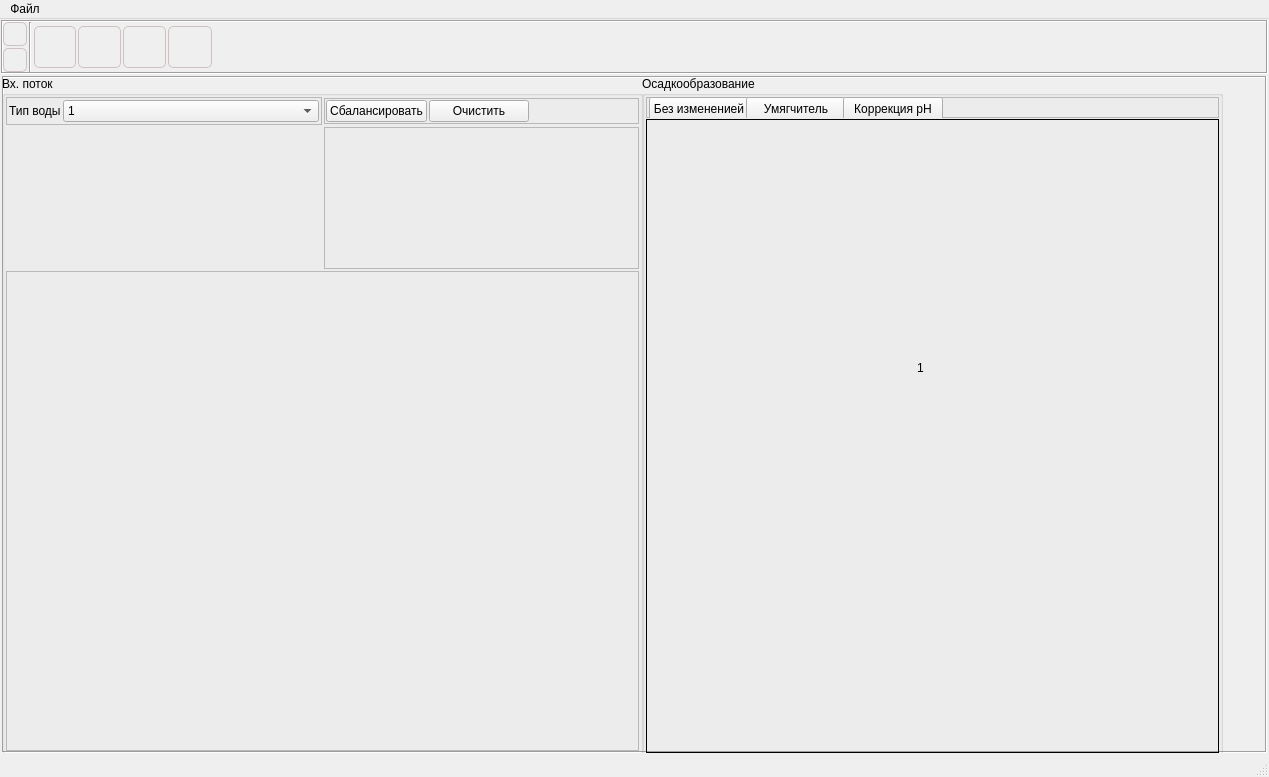
Above: NanotechPRO/nanotechpro.ui from Mik2203/NanotechPRO before the change. Below: the same form after it.
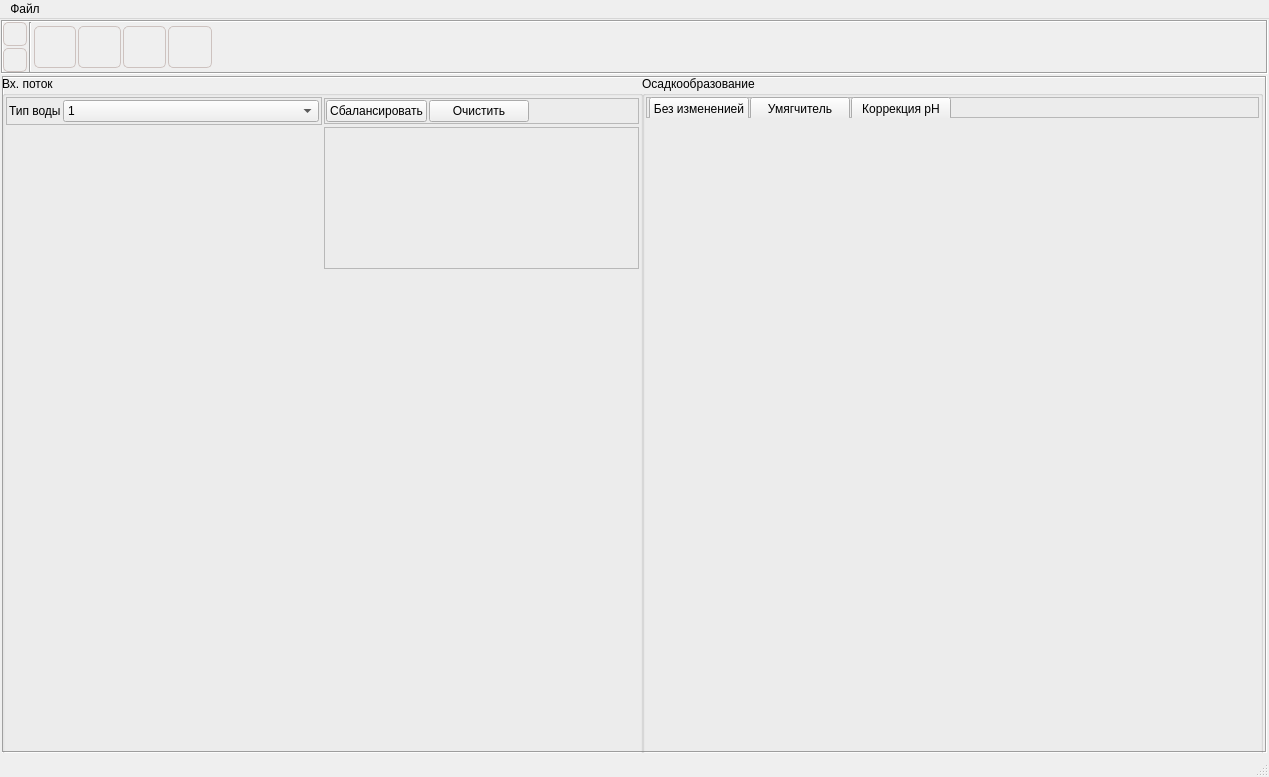
That is the form after the change. Icons and pictures are not drawn.

The edit to the form file:
```diff
--- a/NanotechPRO/nanotechpro.ui
+++ b/NanotechPRO/nanotechpro.ui
@@ -792,7 +792,7 @@
                 <item row="0" column="0">
                  <widget class="QFrame" name="fr_stackedW_page_0">
                   <property name="frameShape">
-                   <enum>QFrame::StyledPanel</enum>
+                   <enum>QFrame::NoFrame</enum>
                   </property>
                   <property name="frameShadow">
                    <enum>QFrame::Raised</enum>
@@ -827,7 +827,7 @@
             <rect>
              <x>640</x>
              <y>0</y>
-             <width>581</width>
+             <width>621</width>
              <height>681</height>
             </rect>
            </property>
@@ -894,11 +894,14 @@
                <property name="text">
                 <string>Без измененией</string>
                </property>
+               <property name="checkable">
+                <bool>true</bool>
+               </property>
               </widget>
               <widget class="QPushButton" name="pushB_softener_0">
                <property name="geometry">
                 <rect>
-                 <x>100</x>
+                 <x>104</x>
                  <y>0</y>
                  <width>100</width>
                  <height>23</height>
@@ -919,11 +922,14 @@
                <property name="text">
                 <string>Умягчитель</string>
                </property>
+               <property name="checkable">
+                <bool>true</bool>
+               </property>
               </widget>
               <widget class="QPushButton" name="pushB_correction_0">
                <property name="geometry">
                 <rect>
-                 <x>197</x>
+                 <x>205</x>
                  <y>0</y>
                  <width>100</width>
                  <height>23</height>
@@ -944,31 +950,49 @@
                <property name="text">
                 <string>Коррекция pH</string>
                </property>
+               <property name="checkable">
+                <bool>true</bool>
+               </property>
               </widget>
              </widget>
             </item>
             <item row="1" column="0">
              <widget class="QStackedWidget" name="stackedWidget">
               <property name="frameShape">
-               <enum>QFrame::Box</enum>
+               <enum>QFrame::NoFrame</enum>
               </property>
               <property name="currentIndex">
                <number>0</number>
               </property>
               <widget class="QWidget" name="page_10">
-               <widget class="QLabel" name="label_9">
-                <property name="geometry">
-                 <rect>
-                  <x>270</x>
-                  <y>240</y>
-                  <width>46</width>
-                  <height>16</height>
-                 </rect>
+               <layout class="QGridLayout" name="gridLayout_11">
+                <property name="leftMargin">
+                 <number>1</number>
                 </property>
-                <property name="text">
-                 <string>1</string>
+                <property name="topMargin">
+                 <number>1</number>
                 </property>
-               </widget>
+                <property name="rightMargin">
+                 <number>1</number>
+                </property>
+                <property name="bottomMargin">
+                 <number>1</number>
+                </property>
+                <property name="spacing">
+                 <number>1</number>
+                </property>
+                <item row="0" column="0">
+                 <widget class="QFrame" name="fr_sedimentation_0">
+                  <property name="frameShape">
+                   <enum>QFrame::NoFrame</enum>
+                  </property>
+                  <property name="frameShadow">
+                   <enum>QFrame::Raised</enum>
+                  </property>
+                  <layout class="QGridLayout" name="gridLayout_12"/>
+                 </widget>
+                </item>
+               </layout>
               </widget>
               <widget class="QWidget" name="page_11">
                <widget class="QLabel" name="label_46">
```
Left out of the diff: 2 changed lines with no effect on the pictures.
